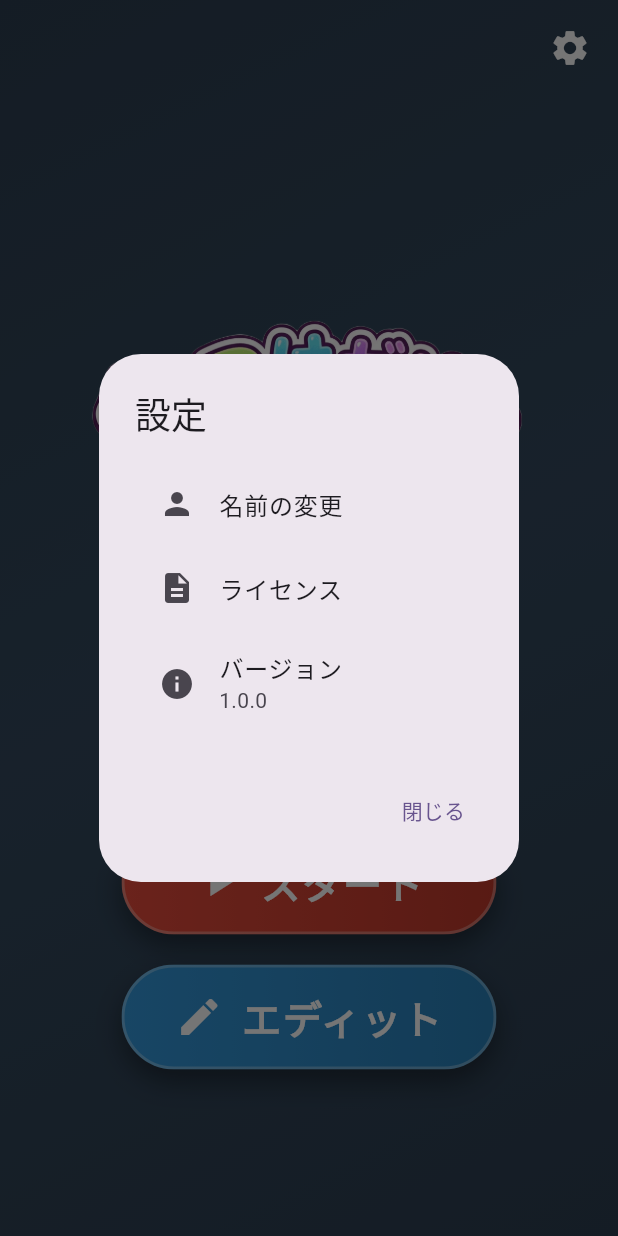
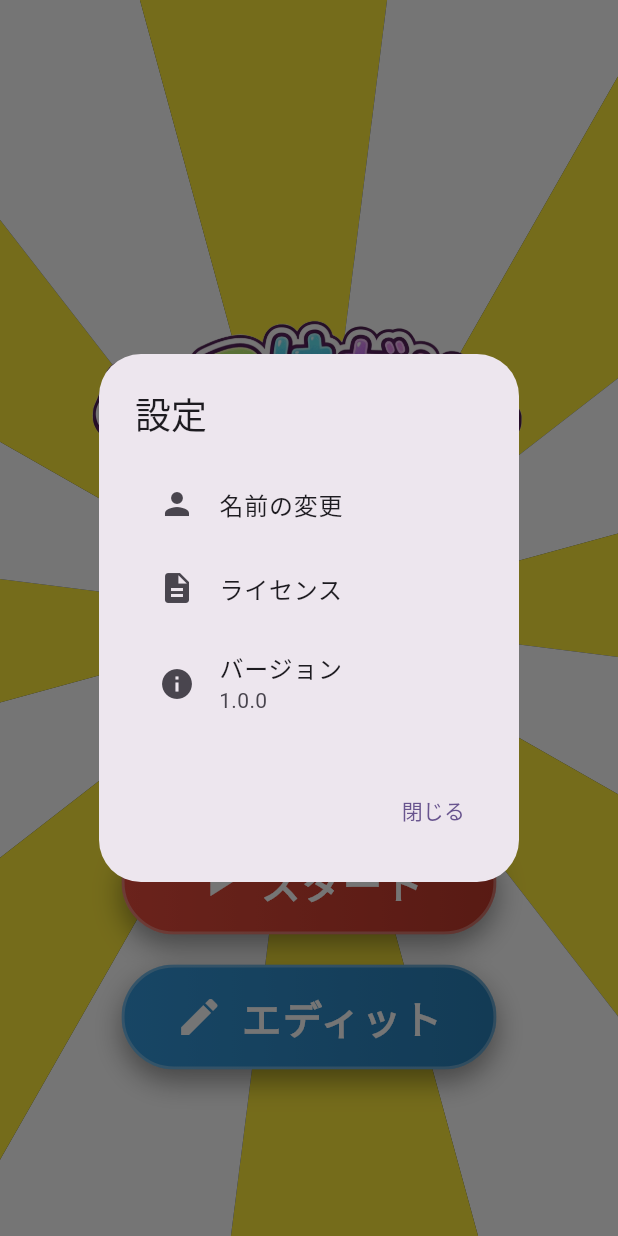
Before and after one commit to kawaikouji/jelly, a Flutter app: the TitleScreen screen opened directly, after a tap on the "settings" icon, on a phone screen of 412 x 824 dp. Run offline on Flutter 3.47's test engine with Material 3 defaults, Android fonts, the phone set to English and light mode, and no system bars; our stand-ins replace cloud_firestore, firebase_auth, firebase_core; accounts and stored records are empty.

Commit message:
タイトル画面に効果線をつけて派手にしました。

```diff
--- /dev/null
+++ b/lib/radial_lines_painter.dart
@@ -0,0 +1,50 @@
+import 'package:flutter/material.dart';
+import 'dart:math' as math;
+
+class RadialLinesPainter extends CustomPainter {
+  final double rotation;
+  final int lineCount;
+
+  RadialLinesPainter({required this.rotation, this.lineCount = 16});
+
+  @override
+  void paint(Canvas canvas, Size size) {
+    // Center of the screen
+    final center = Offset(size.width / 2, size.height / 2);
+    // Radius large enough to cover the whole screen (diagonal half)
+    final radius =
+        math.sqrt(size.width * size.width + size.height * size.height) / 2;
+
+    // Draw alternating colored sectors
+    for (int i = 0; i < lineCount; i++) {
+      final startAngle = (i / lineCount) * 2 * math.pi + rotation;
+      final sweepAngle = (1 / lineCount) * 2 * math.pi;
+      final isWhite = i % 2 == 0;
+
+      final paint = Paint()
+        ..color = isWhite ? Colors.white : Colors.yellow
+        ..style = PaintingStyle.fill;
+
+      final path = Path()
+        ..moveTo(center.dx, center.dy)
+        ..lineTo(
+          center.dx + math.cos(startAngle) * radius,
+          center.dy + math.sin(startAngle) * radius,
+        )
+        ..arcTo(
+          Rect.fromCircle(center: center, radius: radius),
+          startAngle,
+          sweepAngle,
+          false,
+        )
+        ..close();
+
+      canvas.drawPath(path, paint);
+    }
+  }
+
+  @override
+  bool shouldRepaint(RadialLinesPainter oldDelegate) {
+    return oldDelegate.rotation != rotation;
+  }
+}
--- a/lib/title_screen.dart
+++ b/lib/title_screen.dart
@@ -2,6 +2,8 @@
 import 'stage_select_screen.dart';
 import 'stage_editor_screen.dart';
 import 'settings_dialog.dart';
+import 'radial_lines_painter.dart';
+import 'dart:math' as math;
 
 class TitleScreen extends StatefulWidget {
   const TitleScreen({super.key});
@@ -11,14 +13,18 @@
 }
 
 class _TitleScreenState extends State<TitleScreen>
-    with SingleTickerProviderStateMixin {
-  late AnimationController _controller;
+    with TickerProviderStateMixin {
+  late AnimationController _scaleController;
+  late AnimationController _rotationController;
   late Animation<double> _scaleAnimation;
+  late Animation<double> _rotationAnimation;
 
   @override
   void initState() {
     super.initState();
-    _controller = AnimationController(
+
+    // Jelly bounce animation
+    _scaleController = AnimationController(
       duration: const Duration(milliseconds: 1500),
       vsync: this,
     )..repeat(reverse: true);
@@ -45,30 +51,63 @@
         ).chain(CurveTween(curve: Curves.elasticOut)),
         weight: 25,
       ),
-    ]).animate(_controller);
+    ]).animate(_scaleController);
+
+    // Rotating radial lines animation
+    _rotationController = AnimationController(
+      duration: const Duration(seconds: 8),
+      vsync: this,
+    )..repeat();
+
+    _rotationAnimation = Tween<double>(
+      begin: 0,
+      end: 2 * math.pi,
+    ).animate(_rotationController);
   }
 
   @override
   void dispose() {
-    _controller.dispose();
+    _scaleController.dispose();
+    _rotationController.dispose();
     super.dispose();
   }
 
   @override
   Widget build(BuildContext context) {
     return Scaffold(
-      body: Container(
+      body: Stack(
+        children: [
+          // 背景グラデーション
+          Container(
             decoration: const BoxDecoration(
               gradient: LinearGradient(
                 begin: Alignment.topLeft,
                 end: Alignment.bottomRight,
-            colors: [Color(0xFF2c3e50), Color(0xFF34495e), Color(0xFF2c3e50)],
+                colors: [
+                  Color(0xFF2c3e50),
+                  Color(0xFF34495e),
+                  Color(0xFF2c3e50),
+                ],
               ),
             ),
-        child: SafeArea(
+          ),
+
+          // 回転する効果線
+          AnimatedBuilder(
+            animation: _rotationAnimation,
+            builder: (context, child) {
+              return CustomPaint(
+                painter: RadialLinesPainter(rotation: _rotationAnimation.value),
+                child: Container(),
+              );
+            },
+          ),
+
+          // メインコンテンツ
+          SafeArea(
             child: Column(
               children: [
-              // Settings button
+                // 設定ボタン
                 Align(
                   alignment: Alignment.topRight,
                   child: Padding(
@@ -89,12 +128,13 @@
                   ),
                 ),
 
+                // ロゴとボタン
                 Expanded(
                   child: Center(
                     child: Column(
                       mainAxisAlignment: MainAxisAlignment.center,
                       children: [
-                      // Game Logo Image with Animation
+                        // ロゴ（アニメーション付き）
                         AnimatedBuilder(
                           animation: _scaleAnimation,
                           builder: (context, child) {
@@ -104,7 +144,9 @@
                             );
                           },
                           child: Padding(
-                          padding: const EdgeInsets.symmetric(horizontal: 32.0),
+                            padding: const EdgeInsets.symmetric(
+                              horizontal: 32.0,
+                            ),
                             child: Image.asset(
                               'assets/images/title_logo.png',
                               fit: BoxFit.contain,
@@ -113,7 +155,7 @@
                         ),
                         const SizedBox(height: 30),
 
-                      // Start Button
+                        // スタートボタン
                         _buildGameButton(
                           context,
                           label: 'スタート',
@@ -132,7 +174,7 @@
                         ),
                         const SizedBox(height: 20),
 
-                      // Edit Button
+                        // エディットボタン
                         _buildGameButton(
                           context,
                           label: 'エディット',
@@ -156,6 +198,7 @@
               ],
             ),
           ),
+        ],
       ),
     );
   }
```
Lines whose indentation alone changed are shown as unchanged.
